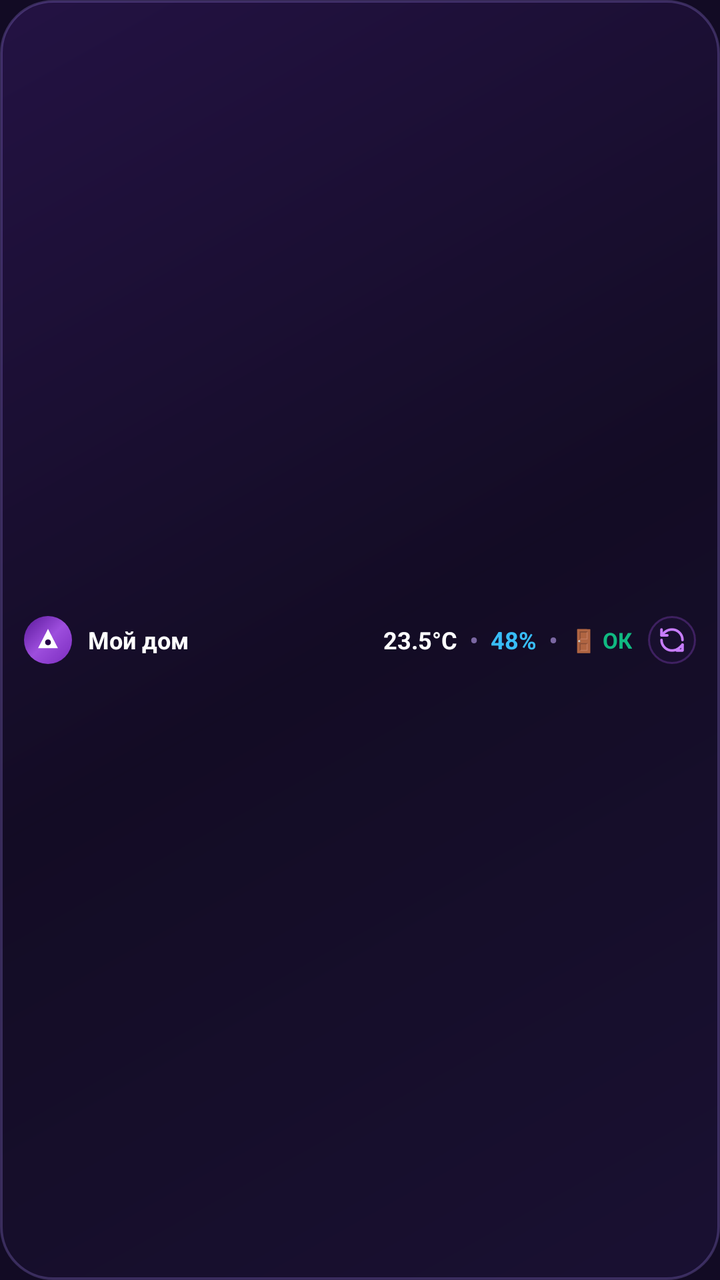
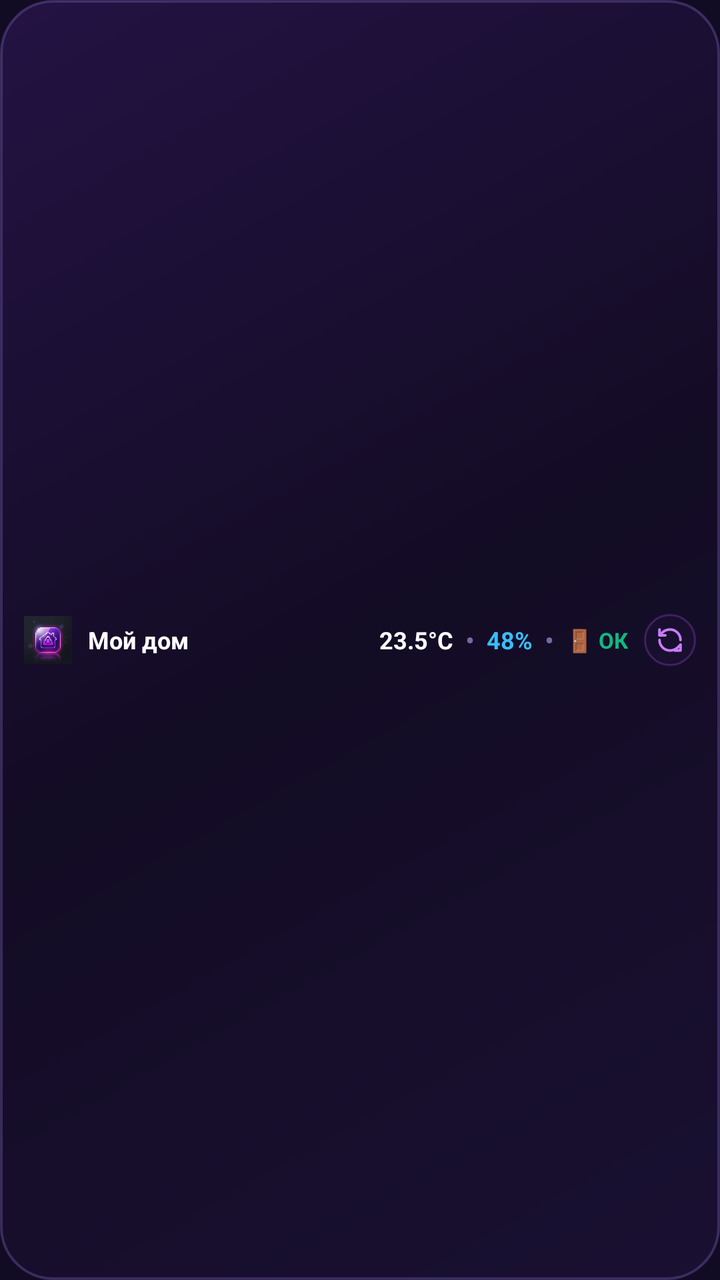

An Android layout rendered at two revisions. The XML below is the earlier revision; the diff shows what the commit changed to produce the second picture.
<!-- AndroidManifest.xml: application theme Theme.AliceHomeWidget -->
<!-- res/layout/widget_alice_bar_4x1.xml -->
<?xml version="1.0" encoding="utf-8"?>
<LinearLayout xmlns:android="http://schemas.android.com/apk/res/android"
    android:id="@+id/rootLayoutBar"
    android:layout_width="match_parent"
    android:layout_height="match_parent"
    android:background="@drawable/bg_alice_widget_glass"
    android:gravity="center_vertical"
    android:orientation="horizontal"
    android:paddingStart="12dp"
    android:paddingTop="6dp"
    android:paddingEnd="12dp"
    android:paddingBottom="6dp">

    
    <FrameLayout
        android:layout_width="24dp"
        android:layout_height="24dp"
        android:background="@drawable/bg_alice_gradient_circle">

        <ImageView
            android:layout_width="14dp"
            android:layout_height="14dp"
            android:layout_gravity="center"
            android:src="@drawable/ic_alice_logo" />
    </FrameLayout>

    
    <TextView
        android:id="@+id/tvBarHousehold"
        android:layout_width="wrap_content"
        android:layout_height="wrap_content"
        android:layout_marginStart="8dp"
        android:text="Мой дом"
        android:textColor="@color/alice_text_white"
        android:textSize="12sp"
        android:textStyle="bold" />

    
    <View
        android:layout_width="0dp"
        android:layout_height="1dp"
        android:layout_weight="1" />

    
    <TextView
        android:id="@+id/tvBarTemp"
        android:layout_width="wrap_content"
        android:layout_height="wrap_content"
        android:drawablePadding="2dp"
        android:text="23.5°C"
        android:textColor="@color/alice_text_white"
        android:textSize="12sp"
        android:textStyle="bold" />

    <TextView
        android:layout_width="wrap_content"
        android:layout_height="wrap_content"
        android:layout_marginStart="6dp"
        android:layout_marginEnd="6dp"
        android:text="•"
        android:textColor="@color/alice_text_dim" />

    
    <TextView
        android:id="@+id/tvBarHumidity"
        android:layout_width="wrap_content"
        android:layout_height="wrap_content"
        android:text="48%"
        android:textColor="@color/sensor_humidity_cyan"
        android:textSize="12sp"
        android:textStyle="bold" />

    <TextView
        android:layout_width="wrap_content"
        android:layout_height="wrap_content"
        android:layout_marginStart="6dp"
        android:layout_marginEnd="6dp"
        android:text="•"
        android:textColor="@color/alice_text_dim" />

    
    <TextView
        android:id="@+id/tvBarDoor"
        android:layout_width="wrap_content"
        android:layout_height="wrap_content"
        android:text="🚪 ОК"
        android:textColor="@color/sensor_ok_green"
        android:textSize="11sp"
        android:textStyle="bold" />

    
    <View
        android:layout_width="8dp"
        android:layout_height="1dp" />

    
    <FrameLayout
        android:id="@+id/btnBarRefresh"
        android:layout_width="24dp"
        android:layout_height="24dp"
        android:background="@drawable/bg_alice_btn_circle">

        <ImageView
            android:layout_width="14dp"
            android:layout_height="14dp"
            android:layout_gravity="center"
            android:src="@drawable/ic_refresh" />
    </FrameLayout>

</LinearLayout>
<!-- resources referenced by this layout -->
<resources>
  <color name="alice_text_dim">#7A67A2</color>
  <color name="alice_text_white">#FFFFFF</color>
  <color name="sensor_humidity_cyan">#38BDF8</color>
  <color name="sensor_ok_green">#10B981</color>
  <!-- drawable bg_alice_btn_circle (drawable) -->
  <?xml version="1.0" encoding="utf-8"?>
  <shape xmlns:android="http://schemas.android.com/apk/res/android"
      android:shape="oval">
      <solid android:color="#332A1A4E" />
      <stroke
          android:width="1dp"
          android:color="#4D9D4EDD" />
  </shape>
  <!-- drawable bg_alice_gradient_circle (drawable) -->
  <?xml version="1.0" encoding="utf-8"?>
  <shape xmlns:android="http://schemas.android.com/apk/res/android"
      android:shape="oval">
      <gradient
          android:angle="135"
          android:startColor="#FF7B2CBF"
          android:centerColor="#FF9D4EDD"
          android:endColor="#FF5A189A"
          android:type="linear" />
  </shape>
  <!-- drawable bg_alice_widget_glass (drawable) -->
  <?xml version="1.0" encoding="utf-8"?>
  <shape xmlns:android="http://schemas.android.com/apk/res/android"
      android:shape="rectangle">
      <gradient
          android:angle="135"
          android:startColor="#E61A1033"
          android:centerColor="#E6130B24"
          android:endColor="#E6251246"
          android:type="linear" />
      <corners android:radius="26dp" />
      <stroke
          android:width="1.2dp"
          android:color="#40A78BFA" />
  </shape>
  <!-- drawable ic_alice_logo (drawable) -->
  <vector xmlns:android="http://schemas.android.com/apk/res/android"
      android:width="24dp"
      android:height="24dp"
      android:viewportWidth="24"
      android:viewportHeight="24">
      <path
          android:fillColor="#FFFFFFFF"
          android:pathData="M12,2.5L20.5,19H3.5L12,2.5Z" />
      <path
          android:fillColor="#FF240046"
          android:pathData="M12,11.5a2.5,2.5 0 1,0 0.001,0Z" />
  </vector>
  <!-- drawable ic_refresh (drawable) -->
  <vector xmlns:android="http://schemas.android.com/apk/res/android"
      android:width="24dp"
      android:height="24dp"
      android:viewportWidth="24"
      android:viewportHeight="24">
      <path
          android:strokeColor="#FFC77DFF"
          android:strokeWidth="2.2"
          android:strokeLineCap="round"
          android:strokeLineJoin="round"
          android:fillColor="#00000000"
          android:pathData="M21,12a9,9 0 0,0 -9,-9 9.75,9.75 0 0,0 -6.74,2.74L3,8" />
      <path
          android:strokeColor="#FFC77DFF"
          android:strokeWidth="2.2"
          android:strokeLineCap="round"
          android:strokeLineJoin="round"
          android:fillColor="#00000000"
          android:pathData="M3,3v5h5" />
      <path
          android:strokeColor="#FFC77DFF"
          android:strokeWidth="2.2"
          android:strokeLineCap="round"
          android:strokeLineJoin="round"
          android:fillColor="#00000000"
          android:pathData="M3,12a9,9 0 0,0 9,9 9.75,9.75 0 0,0 6.74,-2.74L21,16" />
      <path
          android:strokeColor="#FFC77DFF"
          android:strokeWidth="2.2"
          android:strokeLineCap="round"
          android:strokeLineJoin="round"
          android:fillColor="#00000000"
          android:pathData="M16,21h5v-5" />
  </vector>
  <style name="Theme.AliceHomeWidget" parent="Theme.Material3.Dark.NoActionBar">
          <item name="colorPrimary">@color/alice_neon_purple</item>
          <item name="colorOnPrimary">@color/white</item>
          <item name="colorSecondary">@color/alice_primary_purple</item>
          <item name="android:statusBarColor">@color/alice_purple_dark</item>
          <item name="android:navigationBarColor">@color/alice_purple_dark</item>
          <item name="android:windowBackground">@color/alice_purple_dark</item>
      </style>
  <color name="alice_neon_purple">#9D4EDD</color>
  <color name="white">#FFFFFFFF</color>
  <color name="alice_primary_purple">#7B2CBF</color>
  <color name="alice_purple_dark">#120B24</color>
</resources>

<!-- the commit's change to res/layout/widget_alice_bar_4x1.xml (unified diff, before → after) -->
@@ -12,41 +12,29 @@
     android:paddingBottom="6dp">
 
     
-    <FrameLayout
+    <ImageView
         android:layout_width="24dp"
         android:layout_height="24dp"
-        android:background="@drawable/bg_alice_gradient_circle">
-
-        <ImageView
-            android:layout_width="14dp"
-            android:layout_height="14dp"
-            android:layout_gravity="center"
-            android:src="@drawable/ic_alice_logo" />
-    </FrameLayout>
+        android:contentDescription="Алиса"
+        android:src="@drawable/ic_alice_app_icon" />
 
     
     <TextView
         android:id="@+id/tvBarHousehold"
-        android:layout_width="wrap_content"
+        android:layout_width="0dp"
         android:layout_height="wrap_content"
         android:layout_marginStart="8dp"
+        android:layout_weight="1"
         android:text="Мой дом"
         android:textColor="@color/alice_text_white"
         android:textSize="12sp"
         android:textStyle="bold" />
 
     
-    <View
-        android:layout_width="0dp"
-        android:layout_height="1dp"
-        android:layout_weight="1" />
-
-    
     <TextView
         android:id="@+id/tvBarTemp"
         android:layout_width="wrap_content"
         android:layout_height="wrap_content"
-        android:drawablePadding="2dp"
         android:text="23.5°C"
         android:textColor="@color/alice_text_white"
         android:textSize="12sp"
@@ -89,21 +77,18 @@
         android:textStyle="bold" />
 
     
-    <View
-        android:layout_width="8dp"
-        android:layout_height="1dp" />
-
-    
     <FrameLayout
         android:id="@+id/btnBarRefresh"
-        android:layout_width="24dp"
-        android:layout_height="24dp"
+        android:layout_width="26dp"
+        android:layout_height="26dp"
+        android:layout_marginStart="8dp"
         android:background="@drawable/bg_alice_btn_circle">
 
         <ImageView
             android:layout_width="14dp"
             android:layout_height="14dp"
             android:layout_gravity="center"
+            android:contentDescription="Обновить"
             android:src="@drawable/ic_refresh" />
     </FrameLayout>
 
<!-- resource entries referenced after the edit -->
@@ -12,17 +12,6 @@
       <stroke
           android:width="1dp"
           android:color="#4D9D4EDD" />
-  </shape>
-  <!-- drawable bg_alice_gradient_circle (drawable) -->
-  <?xml version="1.0" encoding="utf-8"?>
-  <shape xmlns:android="http://schemas.android.com/apk/res/android"
-      android:shape="oval">
-      <gradient
-          android:angle="135"
-          android:startColor="#FF7B2CBF"
-          android:centerColor="#FF9D4EDD"
-          android:endColor="#FF5A189A"
-          android:type="linear" />
   </shape>
   <!-- drawable bg_alice_widget_glass (drawable) -->
   <?xml version="1.0" encoding="utf-8"?>
@@ -39,19 +28,7 @@
           android:width="1.2dp"
           android:color="#40A78BFA" />
   </shape>
-  <!-- drawable ic_alice_logo (drawable) -->
-  <vector xmlns:android="http://schemas.android.com/apk/res/android"
-      android:width="24dp"
-      android:height="24dp"
-      android:viewportWidth="24"
-      android:viewportHeight="24">
-      <path
-          android:fillColor="#FFFFFFFF"
-          android:pathData="M12,2.5L20.5,19H3.5L12,2.5Z" />
-      <path
-          android:fillColor="#FF240046"
-          android:pathData="M12,11.5a2.5,2.5 0 1,0 0.001,0Z" />
-  </vector>
+  <!-- drawable ic_alice_app_icon: png bitmap (drawable, 430338 bytes) -->
   <!-- drawable ic_refresh (drawable) -->
   <vector xmlns:android="http://schemas.android.com/apk/res/android"
       android:width="24dp"
